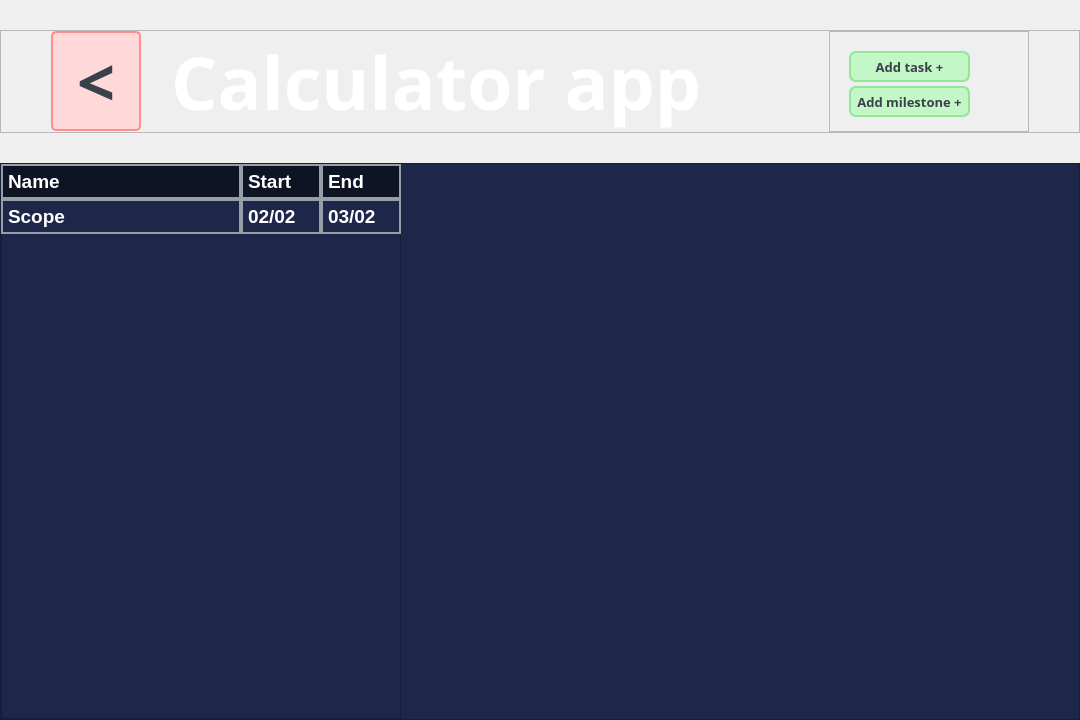
PenguinDevs/GanttStudent, file src/client/projects/view/ui/project_view_page.ui: the form before one commit.
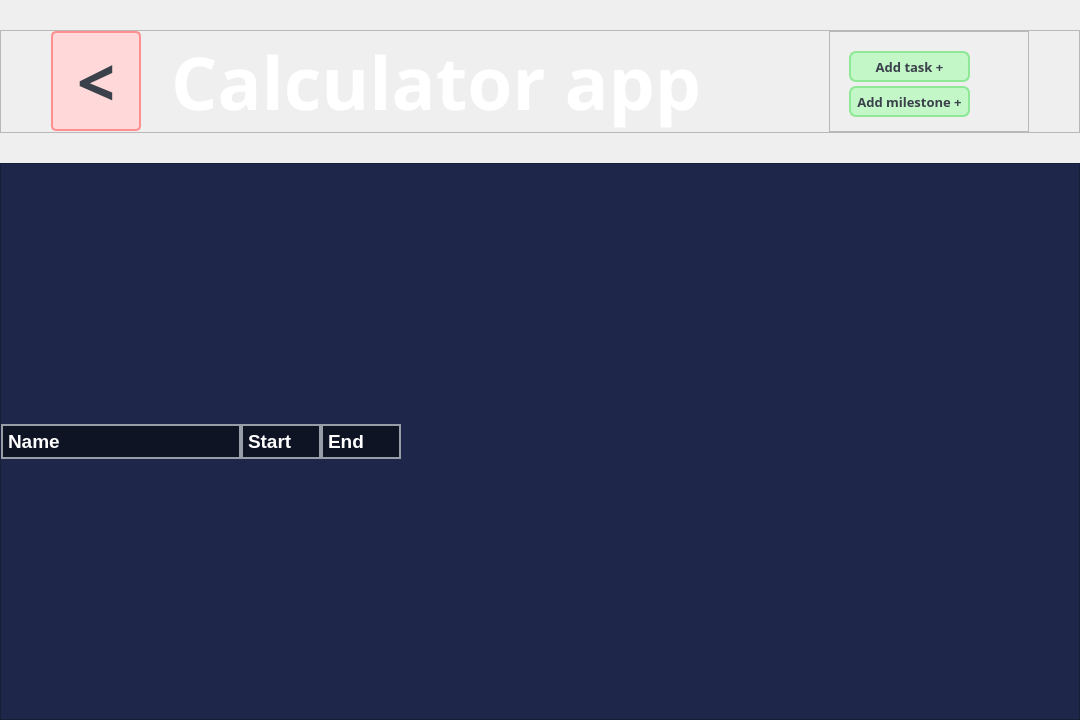
The form after the commit.

What changed in the file:
```diff
--- a/src/client/projects/view/ui/project_view_page.ui
+++ b/src/client/projects/view/ui/project_view_page.ui
@@ -281,32 +281,61 @@
        <number>0</number>
       </property>
       <item>
-       <widget class="QFrame" name="tasks_frame">
+       <widget class="QScrollArea" name="tasks">
         <property name="minimumSize">
          <size>
           <width>400</width>
           <height>0</height>
          </size>
         </property>
+        <property name="maximumSize">
+         <size>
+          <width>400</width>
+          <height>16777215</height>
+         </size>
+        </property>
         <property name="styleSheet">
-         <string notr="true">background: #1e2749;
-color: #ffffff;</string>
+         <string notr="true">border: 0px;</string>
         </property>
-        <property name="frameShape">
-         <enum>QFrame::StyledPanel</enum>
+        <property name="verticalScrollBarPolicy">
+         <enum>Qt::ScrollBarAlwaysOff</enum>
         </property>
-        <property name="frameShadow">
-         <enum>QFrame::Raised</enum>
+        <property name="horizontalScrollBarPolicy">
+         <enum>Qt::ScrollBarAlwaysOff</enum>
         </property>
+        <property name="widgetResizable">
+         <bool>true</bool>
+        </property>
+        <widget class="QWidget" name="tasks_frame">
+         <property name="geometry">
+          <rect>
+           <x>0</x>
+           <y>0</y>
+           <width>400</width>
+           <height>566</height>
+          </rect>
+         </property>
+         <property name="styleSheet">
+          <string notr="true"/>
+         </property>
+         <layout class="QGridLayout" name="gridLayout_2">
+          <property name="leftMargin">
+           <number>0</number>
+          </property>
+          <property name="topMargin">
+           <number>0</number>
+          </property>
+          <property name="rightMargin">
+           <number>0</number>
+          </property>
+          <property name="bottomMargin">
+           <number>0</number>
+          </property>
+          <property name="spacing">
+           <number>0</number>
+          </property>
+          <item row="0" column="0">
         <widget class="QFrame" name="tasks_headers">
-         <property name="geometry">
-          <rect>
-           <x>0</x>
-           <y>0</y>
-           <width>400</width>
-           <height>35</height>
-          </rect>
-         </property>
          <property name="sizePolicy">
           <sizepolicy hsizetype="Preferred" vsizetype="Preferred">
            <horstretch>0</horstretch>
@@ -413,119 +442,8 @@
           </property>
          </widget>
         </widget>
-        <widget class="QFrame" name="task_item">
-         <property name="geometry">
-          <rect>
-           <x>0</x>
-           <y>35</y>
-           <width>400</width>
-           <height>35</height>
-          </rect>
-         </property>
-         <property name="sizePolicy">
-          <sizepolicy hsizetype="Preferred" vsizetype="Preferred">
-           <horstretch>0</horstretch>
-           <verstretch>0</verstretch>
-          </sizepolicy>
-         </property>
-         <property name="minimumSize">
-          <size>
-           <width>400</width>
-           <height>35</height>
-          </size>
-         </property>
-         <property name="maximumSize">
-          <size>
-           <width>400</width>
-           <height>35</height>
-          </size>
-         </property>
-         <property name="styleSheet">
-          <string notr="true">border: 2px solid #979ea8;
-background: #1e2749;
-color: #ffffff;</string>
-         </property>
-         <property name="frameShape">
-          <enum>QFrame::StyledPanel</enum>
-         </property>
-         <property name="frameShadow">
-          <enum>QFrame::Raised</enum>
-         </property>
-         <widget class="QLabel" name="label_4">
-          <property name="geometry">
-           <rect>
-            <x>0</x>
-            <y>0</y>
-            <width>240</width>
-            <height>35</height>
-           </rect>
-          </property>
-          <property name="font">
-           <font>
-            <pointsize>14</pointsize>
-            <bold>true</bold>
-           </font>
-          </property>
-          <property name="styleSheet">
-           <string notr="true">border: 2px solid #979ea8;
-background: #1e2749;
-color: #ffffff;
-qproperty-alignment: AlignLeft;</string>
-          </property>
-          <property name="text">
-           <string>Scope</string>
-          </property>
-         </widget>
-         <widget class="QLabel" name="label_5">
-          <property name="geometry">
-           <rect>
-            <x>240</x>
-            <y>0</y>
-            <width>80</width>
-            <height>35</height>
-           </rect>
-          </property>
-          <property name="font">
-           <font>
-            <pointsize>14</pointsize>
-            <bold>true</bold>
-           </font>
-          </property>
-          <property name="styleSheet">
-           <string notr="true">border: 2px solid #979ea8;
-background: #1e2749;
-color: #ffffff;
-qproperty-alignment: AlignCenter;</string>
-          </property>
-          <property name="text">
-           <string>02/02</string>
-          </property>
-         </widget>
-         <widget class="QLabel" name="label_6">
-          <property name="geometry">
-           <rect>
-            <x>320</x>
-            <y>0</y>
-            <width>80</width>
-            <height>35</height>
-           </rect>
-          </property>
-          <property name="font">
-           <font>
-            <pointsize>14</pointsize>
-            <bold>true</bold>
-           </font>
-          </property>
-          <property name="styleSheet">
-           <string notr="true">border: 2px solid #979ea8;
-background: #1e2749;
-color: #ffffff;
-qproperty-alignment: AlignCenter;</string>
-          </property>
-          <property name="text">
-           <string>03/02</string>
-          </property>
-         </widget>
+          </item>
+         </layout>
         </widget>
        </widget>
       </item>
```
Lines whose indentation alone changed are shown as unchanged.
